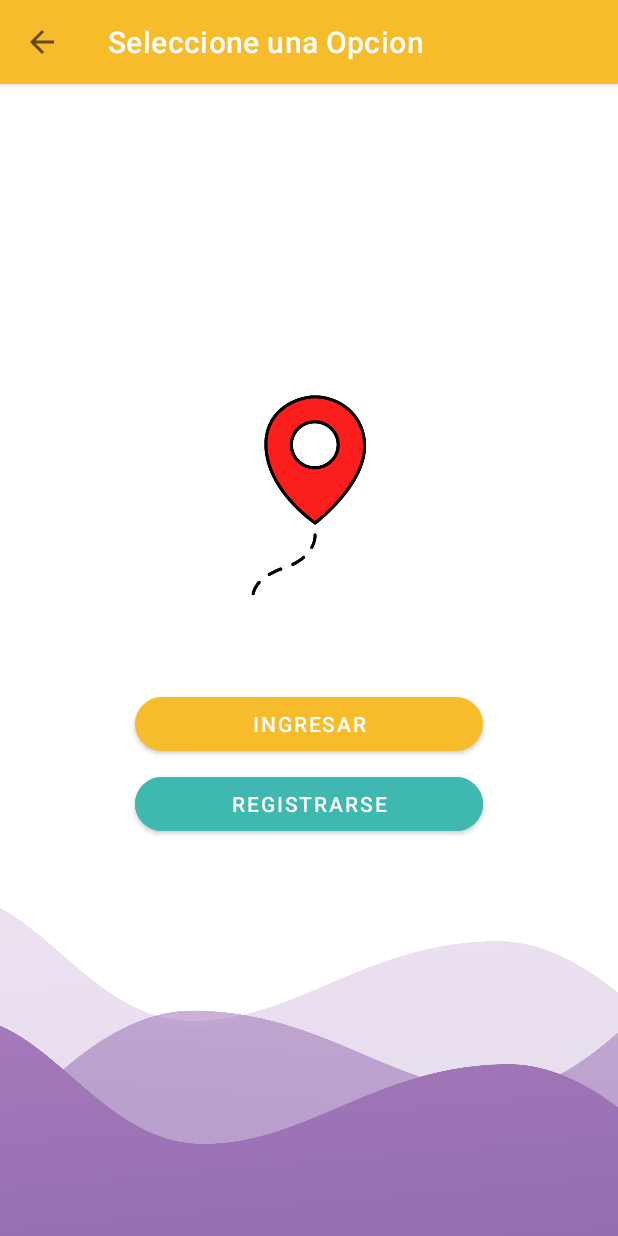
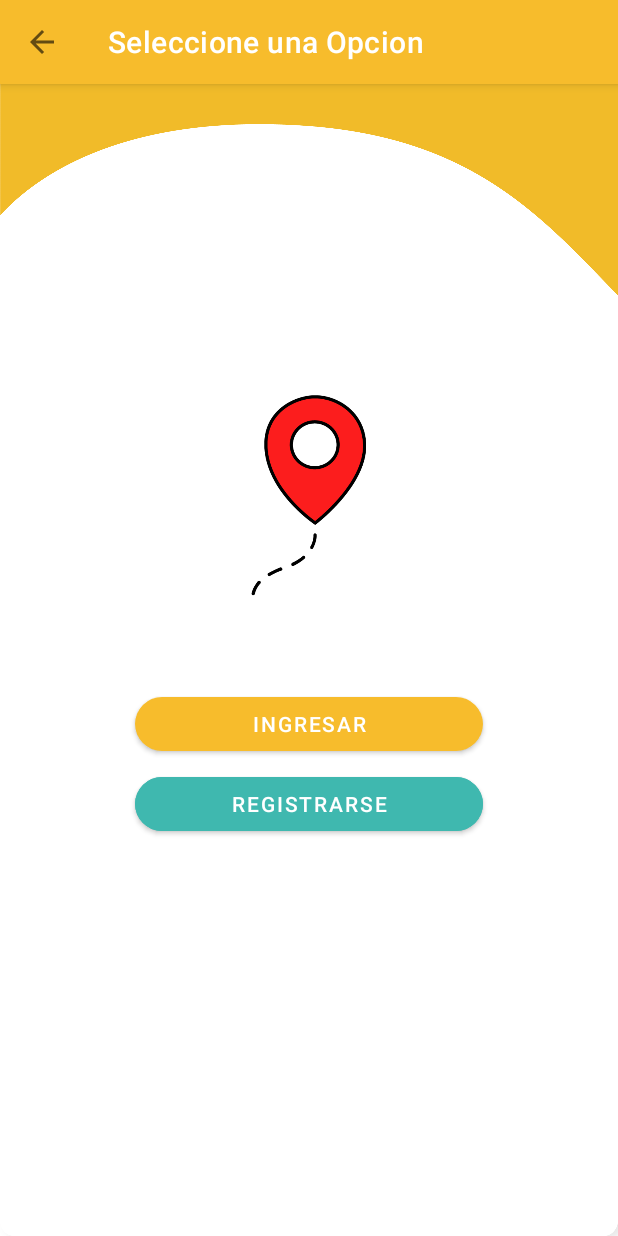
Before and after one commit to Hellyeha/Colectivos_interurbanos_Aguilar, an Android app: the SelectOptionAuthActivity screen opened directly, with no data from a screen before it, on a phone screen of 412 x 824 dp. Run offline under Robolectric (Android 15) with nearby library versions, the phone set to English and light mode, and no system bars.

Commit message:
actualizacion01

```diff
--- a/app/src/main/res/layout/activity_select_option_auth.xml
+++ b/app/src/main/res/layout/activity_select_option_auth.xml
@@ -5,7 +5,7 @@
     android:layout_width="match_parent"
     android:layout_height="match_parent"
     android:fitsSystemWindows="true"
-    android:background="@drawable/wavy_final_002"
+    android:background="@drawable/background_yellow_06"
     tools:context=".activities.SelectOptionAuthActivity">
 
     <include layout="@layout/action_bar_toolbar"></include>
```
Also changed, not shown: app/src/main/res/drawable/background_yellow_05.png (added), app/src/main/res/drawable/background_yellow_06.png (added).
